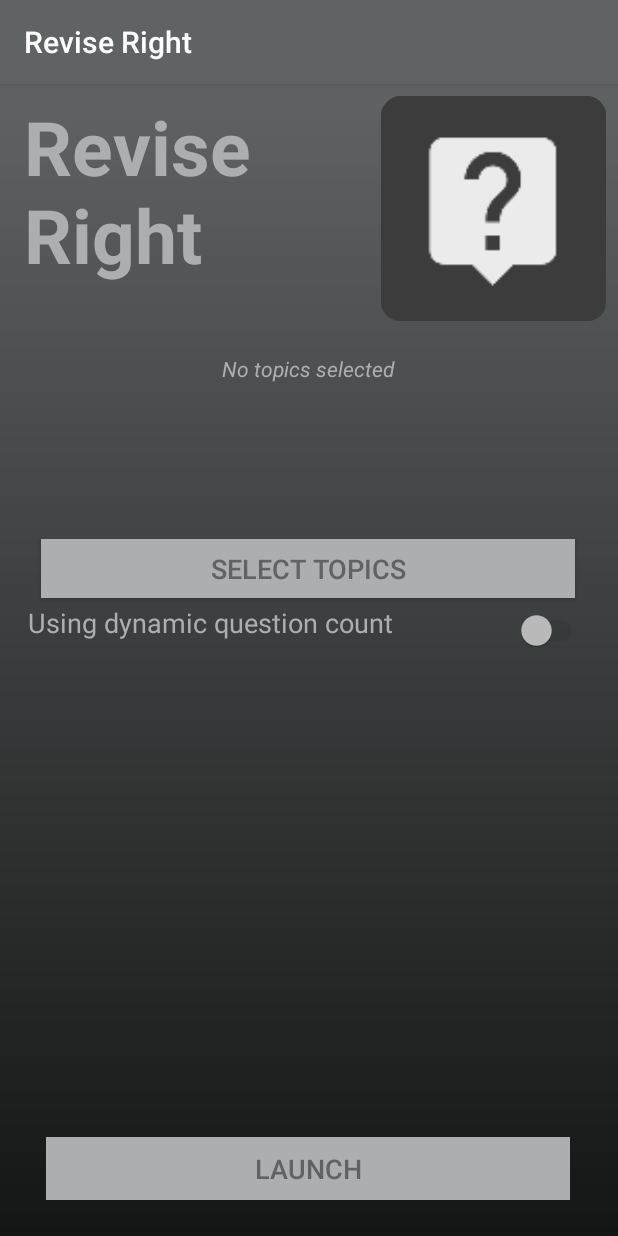
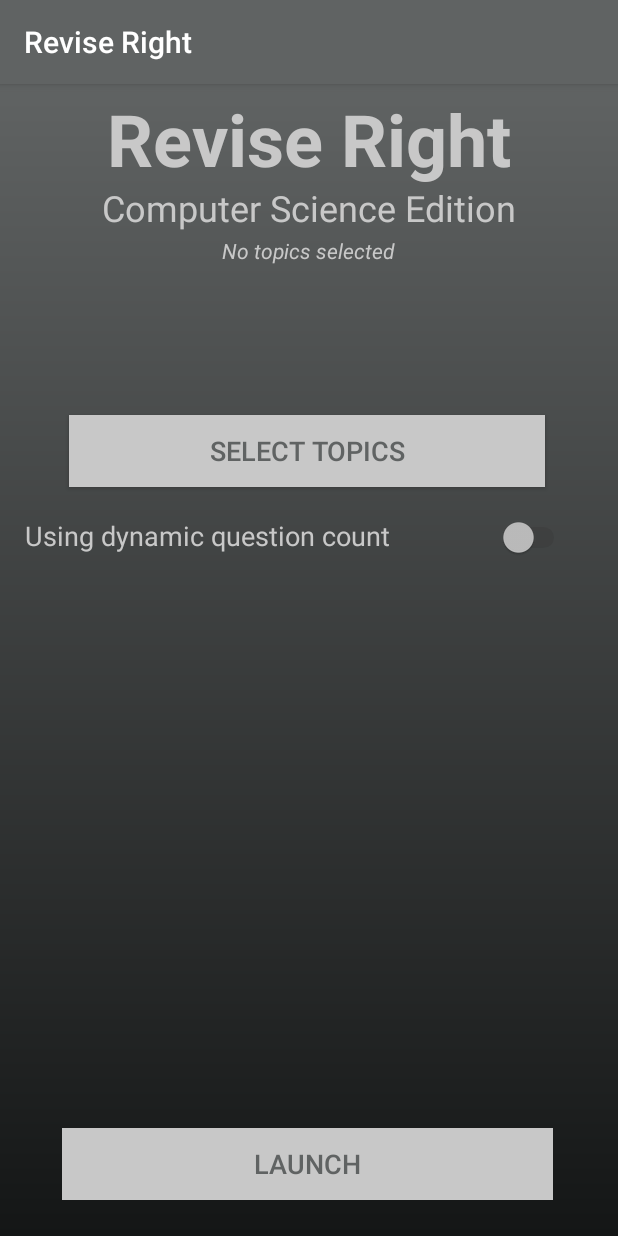
Before and after one commit to maxc-dev/Revise-Right-Computer-Science, an Android app: the screen it shows after launch (Splash), on a phone screen of 412 x 824 dp. Run offline under Robolectric (Android 15) with nearby library versions, the phone set to English and light mode, and no system bars.

Commit message:
Cleaner UI, usage instructions and better topic title names v1.1

```diff
--- a/app/build.gradle
+++ b/app/build.gradle
@@ -10,8 +10,8 @@ android {
         applicationId "dev.maxc.quiz"
         minSdkVersion 24
         targetSdkVersion 27
-        versionCode 1
-        versionName "1.0"
+        versionCode 2
+        versionName "1.1"
         testInstrumentationRunner "android.support.test.runner.AndroidJUnitRunner"
     }
     buildTypes {
--- a/app/src/main/java/dev/maxc/quiz/MainActivity.kt
+++ b/app/src/main/java/dev/maxc/quiz/MainActivity.kt
@@ -28,6 +28,7 @@ class MainActivity : AppCompatActivity() {
     private var displayQuestion: TextView? = null
     private var displayAnswer: TextView? = null
     private var tagDisplay: TextView? = null
+    private var swipeHelp: TextView? = null
     private var revealAnswer: Button? = null
     private var progressBar: ProgressBar? = null
     private var fabTTS: FloatingActionButton? = null
@@ -49,6 +50,7 @@ class MainActivity : AppCompatActivity() {
         revealAnswer = findViewById(R.id.revealButton)
         progressBar = findViewById(R.id.progressBarQuestions)
         tagDisplay = findViewById(R.id.tagDisplay)
+        swipeHelp = findViewById(R.id.swipeHelp)
         fabTTS = findViewById(R.id.fabTTS)
 
         textToSpeech = TextToSpeech(this, TextToSpeech.OnInitListener {
@@ -73,6 +75,7 @@ class MainActivity : AppCompatActivity() {
         revealAnswer?.setOnClickListener {
             revealAnswer?.visibility = View.INVISIBLE
             displayAnswer?.visibility = View.VISIBLE
+            swipeHelp?.visibility = View.VISIBLE
         }
 
         val bundle: Bundle? = intent.extras
@@ -102,7 +105,6 @@ class MainActivity : AppCompatActivity() {
                         sampleQuestionsTag.remove(questionSample)
                     } else {
                         //idk if this works
-                        println(" -- -- > EMPTY $tag --- $it")
                         return@forEach
                     }
                 }
@@ -149,6 +151,7 @@ class MainActivity : AppCompatActivity() {
         displayQuestion?.text = currentQuestion?.question
         tagDisplay?.text = currentQuestion?.tag
         revealAnswer?.visibility = View.VISIBLE
+        swipeHelp?.visibility = View.INVISIBLE
         displayAnswer?.visibility = View.INVISIBLE
         displayAnswer?.text = currentQuestion?.answer
     }
--- a/app/src/main/res/layout/activity_splash.xml
+++ b/app/src/main/res/layout/activity_splash.xml
@@ -10,26 +10,31 @@
 
     <TextView
             android:text="@string/app_name"
-            android:layout_width="201dp"
-            android:layout_height="148dp"
-            android:id="@+id/textView" android:layout_marginTop="8dp"
+            android:layout_width="331dp"
+            android:layout_height="62dp"
+            android:id="@+id/textView4" android:layout_marginTop="4dp"
             app:layout_constraintTop_toTopOf="parent"
             app:layout_constraintStart_toStartOf="parent"
             android:textAllCaps="false" android:textStyle="bold"
-            android:textAlignment="textStart" android:textColor="@color/colorAccent" android:textSize="50sp"
-            android:layout_marginStart="16dp"/>
-    <ImageView
-            android:layout_width="150dp"
-            android:layout_height="150dp" app:srcCompat="@mipmap/ic_launcher"
-            android:id="@+id/imageView" android:layout_marginTop="8dp"
-            app:layout_constraintTop_toTopOf="parent" app:layout_constraintEnd_toEndOf="parent"
-            android:layout_marginEnd="8dp" app:layout_constraintStart_toEndOf="@+id/textView"
-            android:layout_marginStart="8dp" app:layout_constraintHorizontal_bias="1.0"/>
+            android:textAlignment="center" android:textColor="@color/colorAccent" android:textSize="48sp"
+            android:layout_marginStart="16dp" android:layout_marginEnd="8dp" app:layout_constraintEnd_toEndOf="parent"
+            app:layout_constraintHorizontal_bias="0.421"/>
+    <TextView
+            android:text="@string/computer_science_edition"
+            android:layout_width="330dp"
+            android:layout_height="35dp"
+            android:id="@+id/textView"
+            app:layout_constraintStart_toStartOf="parent"
+            android:textAllCaps="false"
+            android:textAlignment="center" android:textColor="@color/colorAccent" android:textSize="24sp"
+            android:layout_marginStart="16dp" android:layout_marginEnd="8dp" app:layout_constraintEnd_toEndOf="parent"
+            app:layout_constraintHorizontal_bias="0.421"
+            app:layout_constraintTop_toBottomOf="@+id/textView4"/>
     <Button
             android:text="@string/launch"
-            android:layout_width="349dp"
+            android:layout_width="327dp"
             android:enabled="false"
-            android:layout_height="42dp"
+            android:layout_height="48dp"
             android:id="@+id/launchButton" app:layout_constraintEnd_toEndOf="parent" android:layout_marginEnd="8dp"
             app:layout_constraintStart_toStartOf="parent" android:layout_marginStart="8dp"
             android:layout_marginBottom="24dp" app:layout_constraintBottom_toBottomOf="parent"
@@ -40,9 +45,9 @@
             android:layout_width="wrap_content"
             android:layout_height="wrap_content"
             android:id="@+id/customQuestionSwitch" app:layout_constraintEnd_toEndOf="parent"
-            android:layout_marginEnd="20dp"
+            android:layout_marginEnd="32dp"
             android:checked="false"
-            android:layout_marginTop="8dp" app:layout_constraintTop_toBottomOf="@+id/listTopics"/>
+            android:layout_marginTop="20dp" app:layout_constraintTop_toBottomOf="@+id/listTopics"/>
     <TextView
             android:text="@string/dynamic_question_count"
             android:enabled="false"
@@ -52,7 +57,7 @@
             android:layout_marginStart="8dp" app:layout_constraintEnd_toStartOf="@+id/customQuestionSwitch"
             android:layout_marginEnd="8dp" app:layout_constraintHorizontal_bias="0.176"
             android:textColor="@color/colorAccent" android:textSize="18sp"
-            android:layout_marginTop="4dp" app:layout_constraintTop_toBottomOf="@+id/listTopics"/>
+            android:layout_marginTop="20dp" app:layout_constraintTop_toBottomOf="@+id/listTopics"/>
     <NumberPicker
             android:divider="@color/colorAccent"
             android:layout_width="83dp"
@@ -61,24 +66,24 @@
             android:theme="@style/NumberPickerTheme"
             android:id="@+id/questionCount" app:layout_constraintEnd_toEndOf="parent" android:layout_marginEnd="8dp"
             app:layout_constraintStart_toStartOf="parent" android:layout_marginStart="8dp"
-            android:layout_marginTop="8dp" app:layout_constraintTop_toBottomOf="@+id/questionCountStatus"
+            android:layout_marginTop="4dp" app:layout_constraintTop_toBottomOf="@+id/questionCountStatus"
     />
     <TextView
             android:text="@string/no_topics_selected"
-            android:layout_width="370dp"
-            android:layout_height="115dp"
+            android:layout_width="346dp"
+            android:layout_height="111dp"
             android:id="@+id/topicDisplay" app:layout_constraintStart_toStartOf="parent"
             android:layout_marginStart="8dp"
             app:layout_constraintEnd_toEndOf="parent" android:layout_marginEnd="8dp"
-            app:layout_constraintHorizontal_bias="0.48" android:textSize="14sp"
+            app:layout_constraintHorizontal_bias="0.489" android:textSize="14sp"
             android:textColor="@color/colorAccent" android:textAlignment="center"
-            android:layout_marginTop="24dp" app:layout_constraintTop_toBottomOf="@+id/textView"
-            android:textStyle="italic"/>
+            android:textStyle="italic"
+            app:layout_constraintTop_toBottomOf="@+id/textView"/>
     <Button
             android:text="@string/select_topics"
-            android:layout_width="356dp"
+            android:layout_width="317dp"
             android:textColor="@color/colorPrimary" android:background="@color/colorAccent" android:textSize="18sp"
-            android:layout_height="39dp"
+            android:layout_height="48dp"
             android:id="@+id/listTopics" app:layout_constraintEnd_toEndOf="parent" android:layout_marginEnd="8dp"
             app:layout_constraintStart_toStartOf="parent" android:layout_marginStart="8dp"
             app:layout_constraintHorizontal_bias="0.487"
--- a/app/src/main/res/values/colors.xml
+++ b/app/src/main/res/values/colors.xml
@@ -2,5 +2,5 @@
 <resources>
     <color name="colorPrimary">#606363</color>
     <color name="colorPrimaryDark">#141616</color>
-    <color name="colorAccent">#adaeaf</color>
+    <color name="colorAccent">#C8C8C8</color>
 </resources>
--- a/app/src/main/res/values/strings.xml
+++ b/app/src/main/res/values/strings.xml
@@ -11,4 +11,6 @@
     <string name="show_support">Show Support?</string>
     <string name="main_menu">Main Menu</string>
     <string name="accuracy">Accuracy</string>
+    <string name="swipe_left_or_right">Swipe right if you are correct, otherwise swipe left.</string>
+    <string name="computer_science_edition">Computer Science Edition</string>
 </resources>
```
Also changed, not shown: app/src/main/res/layout/activity_main.xml (+21 -7 lines), app/src/main/res/raw/bank.json (+1 -1 lines), 1 other file.
